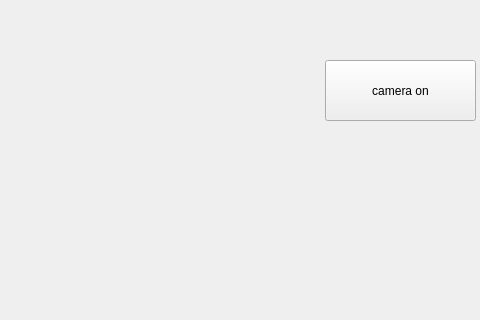
This is study/PyQt/withopencv/withopencv.ui in beanwork/dev_ws3 as Qt 5 draws it before an edit; both pictures show x 245 to 725 and y 0 to 320 of the 975 by 586 pixel window. The edited form follows.
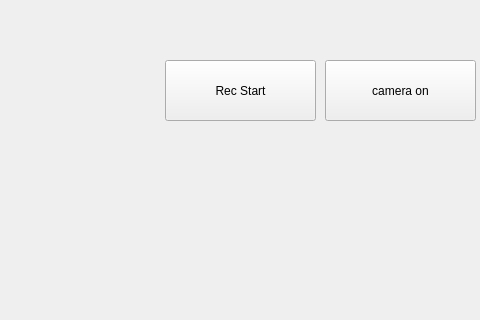
This is the edited form.

Commit message: add record btn

```diff
--- a/study/PyQt/withopencv/withopencv.ui
+++ b/study/PyQt/withopencv/withopencv.ui
@@ -52,6 +52,19 @@
     <string>camera on</string>
    </property>
   </widget>
+  <widget class="QPushButton" name="recordbtn">
+   <property name="geometry">
+    <rect>
+     <x>410</x>
+     <y>60</y>
+     <width>151</width>
+     <height>61</height>
+    </rect>
+   </property>
+   <property name="text">
+    <string>Rec Start</string>
+   </property>
+  </widget>
  </widget>
  <resources/>
  <connections/>
```
The commit also changes 1 other file.
